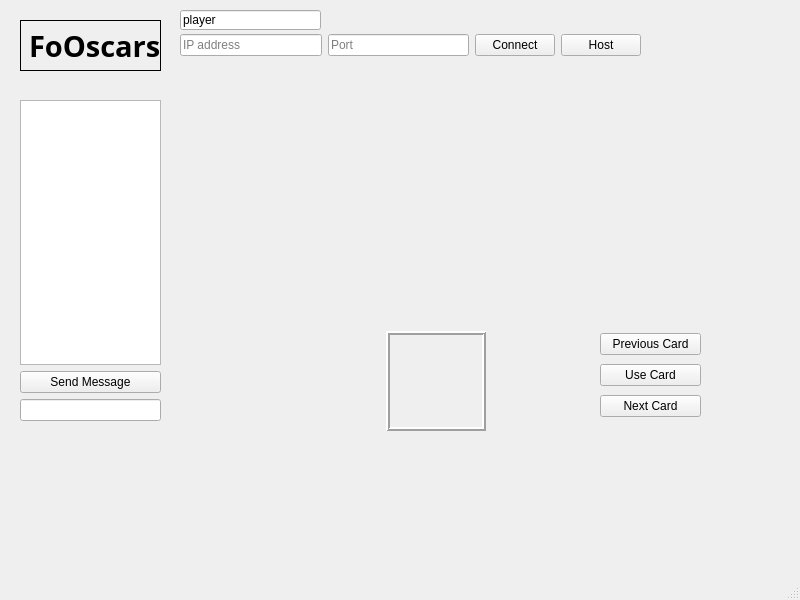
Qt form foOscars/mainwindow.ui (J-Sandhu/OscarsCardGame) before a commit.
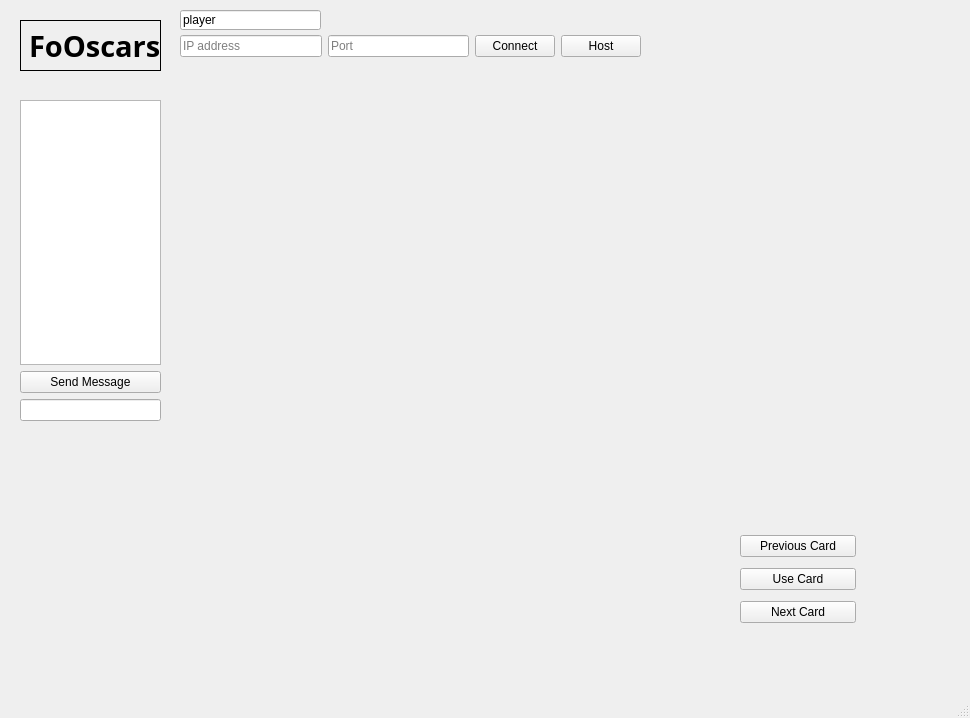
The same form after that commit.

Patch:
```diff
--- a/foOscars/mainwindow.ui
+++ b/foOscars/mainwindow.ui
@@ -6,8 +6,8 @@
    <rect>
     <x>0</x>
     <y>0</y>
-    <width>800</width>
-    <height>600</height>
+    <width>970</width>
+    <height>718</height>
    </rect>
   </property>
   <property name="windowTitle">
@@ -17,10 +17,10 @@
    <widget class="QWidget" name="horizontalLayoutWidget">
     <property name="geometry">
      <rect>
-      <x>180</x>
-      <y>330</y>
-      <width>411</width>
-      <height>102</height>
+      <x>260</x>
+      <y>520</y>
+      <width>461</width>
+      <height>142</height>
      </rect>
     </property>
     <layout class="QHBoxLayout" name="action_tableau">
@@ -31,14 +31,14 @@
       <widget class="QLabel" name="frameLabel1">
        <property name="minimumSize">
         <size>
-         <width>100</width>
-         <height>100</height>
+         <width>50</width>
+         <height>70</height>
         </size>
        </property>
        <property name="maximumSize">
         <size>
-         <width>100</width>
-         <height>100</height>
+         <width>50</width>
+         <height>70</height>
         </size>
        </property>
        <property name="text">
@@ -50,14 +50,14 @@
       <widget class="QLabel" name="frameLabel2">
        <property name="minimumSize">
         <size>
-         <width>100</width>
-         <height>100</height>
+         <width>50</width>
+         <height>70</height>
         </size>
        </property>
        <property name="maximumSize">
         <size>
-         <width>100</width>
-         <height>100</height>
+         <width>50</width>
+         <height>70</height>
         </size>
        </property>
        <property name="text">
@@ -66,14 +66,14 @@
       </widget>
      </item>
      <item>
-      <widget class="QFrame" name="frame_2">
+      <widget class="QLabel" name="SelectedACardLabel">
        <property name="enabled">
         <bool>true</bool>
        </property>
        <property name="minimumSize">
         <size>
          <width>100</width>
-         <height>100</height>
+         <height>140</height>
         </size>
        </property>
        <property name="maximumSize">
@@ -82,82 +82,42 @@
          <height>100</height>
         </size>
        </property>
-       <property name="frameShape">
-        <enum>QFrame::Box</enum>
+       <property name="text">
+        <string/>
        </property>
-       <property name="frameShadow">
-        <enum>QFrame::Raised</enum>
+      </widget>
+     </item>
+     <item>
+      <widget class="QLabel" name="ACardLabel4">
+       <property name="minimumSize">
+        <size>
+         <width>50</width>
+         <height>70</height>
+        </size>
        </property>
-       <property name="lineWidth">
-        <number>2</number>
+       <property name="maximumSize">
+        <size>
+         <width>50</width>
+         <height>70</height>
+        </size>
        </property>
-       <widget class="QLabel" name="frameLabel3">
-        <property name="enabled">
-         <bool>true</bool>
-        </property>
-        <property name="geometry">
-         <rect>
-          <x>0</x>
-          <y>0</y>
-          <width>100</width>
-          <height>100</height>
-         </rect>
-        </property>
-        <property name="minimumSize">
-         <size>
-          <width>100</width>
-          <height>100</height>
-         </size>
-        </property>
-        <property name="maximumSize">
-         <size>
-          <width>100</width>
-          <height>100</height>
-         </size>
-        </property>
-        <property name="text">
-         <string/>
-        </property>
-       </widget>
-       <widget class="QLabel" name="frameLabel4">
-        <property name="geometry">
-         <rect>
-          <x>0</x>
-          <y>0</y>
-          <width>100</width>
-          <height>100</height>
-         </rect>
-        </property>
-        <property name="minimumSize">
-         <size>
-          <width>100</width>
-          <height>100</height>
-         </size>
-        </property>
-        <property name="maximumSize">
-         <size>
-          <width>100</width>
-          <height>100</height>
-         </size>
-        </property>
-        <property name="text">
-         <string/>
-        </property>
-       </widget>
+       <property name="text">
+        <string/>
+       </property>
       </widget>
      </item>
      <item>
       <widget class="QLabel" name="frameLabel5">
        <property name="minimumSize">
         <size>
-         <width>100</width>
-         <height>100</height>
+         <width>50</width>
+         <height>70</height>
         </size>
        </property>
        <property name="maximumSize">
         <size>
-         <width>100</width>
-         <height>100</height>
+         <width>50</width>
+         <height>70</height>
         </size>
        </property>
        <property name="text">
@@ -173,7 +133,7 @@
       <x>180</x>
       <y>30</y>
       <width>461</width>
-      <height>31</height>
+      <height>33</height>
      </rect>
     </property>
     <layout class="QHBoxLayout" name="connectionLayout">
@@ -267,10 +227,10 @@
    <widget class="QWidget" name="verticalLayoutWidget_2">
     <property name="geometry">
      <rect>
-      <x>600</x>
-      <y>330</y>
-      <width>101</width>
-      <height>91</height>
+      <x>740</x>
+      <y>530</y>
+      <width>116</width>
+      <height>100</height>
      </rect>
     </property>
     <layout class="QVBoxLayout" name="verticalLayout">
@@ -310,6 +270,348 @@
      <string>player</string>
     </property>
    </widget>
+   <widget class="QWidget" name="gridLayoutWidget">
+    <property name="geometry">
+     <rect>
+      <x>179</x>
+      <y>67</y>
+      <width>701</width>
+      <height>451</height>
+     </rect>
+    </property>
+    <layout class="QGridLayout" name="gridLayout">
+     <item row="1" column="1">
+      <widget class="QLabel" name="person6">
+       <property name="enabled">
+        <bool>true</bool>
+       </property>
+       <property name="minimumSize">
+        <size>
+         <width>100</width>
+         <height>140</height>
+        </size>
+       </property>
+       <property name="maximumSize">
+        <size>
+         <width>100</width>
+         <height>100</height>
+        </size>
+       </property>
+       <property name="text">
+        <string/>
+       </property>
+      </widget>
+     </item>
+     <item row="0" column="4">
+      <widget class="QLabel" name="person4">
+       <property name="enabled">
+        <bool>true</bool>
+       </property>
+       <property name="minimumSize">
+        <size>
+         <width>100</width>
+         <height>140</height>
+        </size>
+       </property>
+       <property name="maximumSize">
+        <size>
+         <width>100</width>
+         <height>100</height>
+        </size>
+       </property>
+       <property name="text">
+        <string/>
+       </property>
+      </widget>
+     </item>
+     <item row="0" column="1">
+      <widget class="QLabel" name="person1">
+       <property name="enabled">
+        <bool>true</bool>
+       </property>
+       <property name="minimumSize">
+        <size>
+         <width>100</width>
+         <height>140</height>
+        </size>
+       </property>
+       <property name="maximumSize">
+        <size>
+         <width>100</width>
+         <height>100</height>
+        </size>
+       </property>
+       <property name="text">
+        <string/>
+       </property>
+      </widget>
+     </item>
+     <item row="0" column="2">
+      <widget class="QLabel" name="person2">
+       <property name="enabled">
+        <bool>true</bool>
+       </property>
+       <property name="minimumSize">
+        <size>
+         <width>100</width>
+         <height>140</height>
+        </size>
+       </property>
+       <property name="maximumSize">
+        <size>
+         <width>100</width>
+         <height>100</height>
+        </size>
+       </property>
+       <property name="text">
+        <string/>
+       </property>
+      </widget>
+     </item>
+     <item row="0" column="0">
+      <widget class="QLabel" name="person0">
+       <property name="enabled">
+        <bool>true</bool>
+       </property>
+       <property name="minimumSize">
+        <size>
+         <width>100</width>
+         <height>140</height>
+        </size>
+       </property>
+       <property name="maximumSize">
+        <size>
+         <width>100</width>
+         <height>100</height>
+        </size>
+       </property>
+       <property name="text">
+        <string/>
+       </property>
+      </widget>
+     </item>
+     <item row="1" column="4">
+      <widget class="QLabel" name="person9">
+       <property name="enabled">
+        <bool>true</bool>
+       </property>
+       <property name="minimumSize">
+        <size>
+         <width>100</width>
+         <height>140</height>
+        </size>
+       </property>
+       <property name="maximumSize">
+        <size>
+         <width>100</width>
+         <height>100</height>
+        </size>
+       </property>
+       <property name="text">
+        <string/>
+       </property>
+      </widget>
+     </item>
+     <item row="0" column="3">
+      <widget class="QLabel" name="person3">
+       <property name="enabled">
+        <bool>true</bool>
+       </property>
+       <property name="minimumSize">
+        <size>
+         <width>100</width>
+         <height>140</height>
+        </size>
+       </property>
+       <property name="maximumSize">
+        <size>
+         <width>100</width>
+         <height>100</height>
+        </size>
+       </property>
+       <property name="text">
+        <string/>
+       </property>
+      </widget>
+     </item>
+     <item row="1" column="0">
+      <widget class="QLabel" name="person5">
+       <property name="enabled">
+        <bool>true</bool>
+       </property>
+       <property name="minimumSize">
+        <size>
+         <width>100</width>
+         <height>140</height>
+        </size>
+       </property>
+       <property name="maximumSize">
+        <size>
+         <width>100</width>
+         <height>100</height>
+        </size>
+       </property>
+       <property name="text">
+        <string/>
+       </property>
+      </widget>
+     </item>
+     <item row="1" column="3">
+      <widget class="QLabel" name="person8">
+       <property name="enabled">
+        <bool>true</bool>
+       </property>
+       <property name="minimumSize">
+        <size>
+         <width>100</width>
+         <height>140</height>
+        </size>
+       </property>
+       <property name="maximumSize">
+        <size>
+         <width>100</width>
+         <height>100</height>
+        </size>
+       </property>
+       <property name="text">
+        <string/>
+       </property>
+      </widget>
+     </item>
+     <item row="1" column="2">
+      <widget class="QLabel" name="person7">
+       <property name="enabled">
+        <bool>true</bool>
+       </property>
+       <property name="minimumSize">
+        <size>
+         <width>100</width>
+         <height>140</height>
+        </size>
+       </property>
+       <property name="maximumSize">
+        <size>
+         <width>100</width>
+         <height>100</height>
+        </size>
+       </property>
+       <property name="text">
+        <string/>
+       </property>
+      </widget>
+     </item>
+     <item row="2" column="0">
+      <widget class="QLabel" name="person10">
+       <property name="enabled">
+        <bool>true</bool>
+       </property>
+       <property name="minimumSize">
+        <size>
+         <width>100</width>
+         <height>140</height>
+        </size>
+       </property>
+       <property name="maximumSize">
+        <size>
+         <width>100</width>
+         <height>100</height>
+        </size>
+       </property>
+       <property name="text">
+        <string/>
+       </property>
+      </widget>
+     </item>
+     <item row="2" column="1">
+      <widget class="QLabel" name="person11">
+       <property name="enabled">
+        <bool>true</bool>
+       </property>
+       <property name="minimumSize">
+        <size>
+         <width>100</width>
+         <height>140</height>
+        </size>
+       </property>
+       <property name="maximumSize">
+        <size>
+         <width>100</width>
+         <height>100</height>
+        </size>
+       </property>
+       <property name="text">
+        <string/>
+       </property>
+      </widget>
+     </item>
+     <item row="2" column="2">
+      <widget class="QLabel" name="person12">
+       <property name="enabled">
+        <bool>true</bool>
+       </property>
+       <property name="minimumSize">
+        <size>
+         <width>100</width>
+         <height>140</height>
+        </size>
+       </property>
+       <property name="maximumSize">
+        <size>
+         <width>100</width>
+         <height>100</height>
+        </size>
+       </property>
+       <property name="text">
+        <string/>
+       </property>
+      </widget>
+     </item>
+     <item row="2" column="3">
+      <widget class="QLabel" name="person13">
+       <property name="enabled">
+        <bool>true</bool>
+       </property>
+       <property name="minimumSize">
+        <size>
+         <width>100</width>
+         <height>140</height>
+        </size>
+       </property>
+       <property name="maximumSize">
+        <size>
+         <width>100</width>
+         <height>100</height>
+        </size>
+       </property>
+       <property name="text">
+        <string/>
+       </property>
+      </widget>
+     </item>
+     <item row="2" column="4">
+      <widget class="QLabel" name="person14">
+       <property name="enabled">
+        <bool>true</bool>
+       </property>
+       <property name="minimumSize">
+        <size>
+         <width>100</width>
+         <height>140</height>
+        </size>
+       </property>
+       <property name="maximumSize">
+        <size>
+         <width>100</width>
+         <height>100</height>
+        </size>
+       </property>
+       <property name="text">
+        <string/>
+       </property>
+      </widget>
+     </item>
+    </layout>
+   </widget>
   </widget>
   <widget class="QMenuBar" name="menubar">
    <property name="geometry">
```
Left out of the diff: 12 changed lines with no effect on the pictures.
